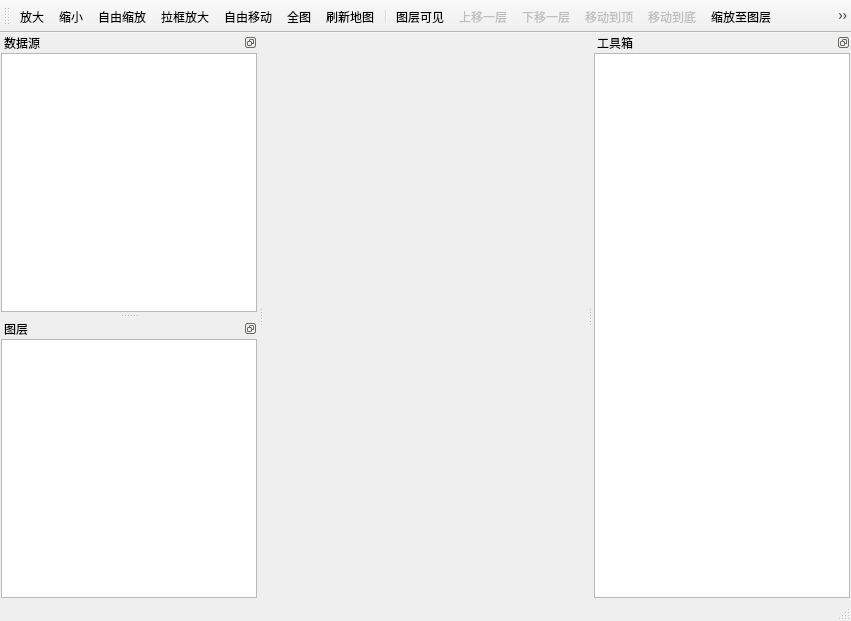
The window that tGis.App/tGisApp.ui (lidar-nevermore/tGis) describes before a commit, drawn with Qt 5.
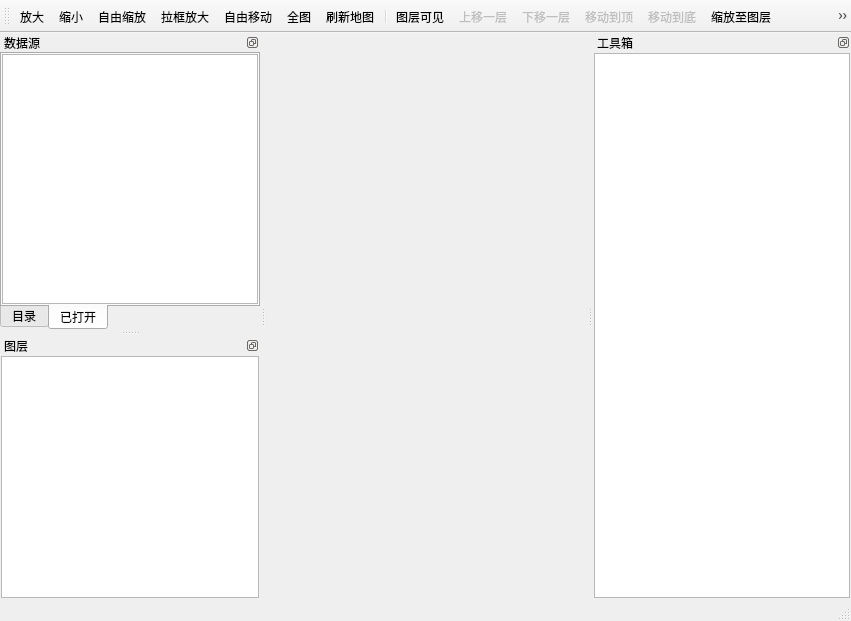
The same window after the commit. The open tabs and pages were chosen to show the change. Icons and pictures are not drawn. Custom widgets are drawn as their Qt base class.

```diff
--- a/tGis.App/tGisApp.ui
+++ b/tGis.App/tGisApp.ui
@@ -84,17 +84,48 @@
    </attribute>
    <widget class="QWidget" name="dockWidgetContents">
     <layout class="QHBoxLayout" name="horizontalLayout_2">
+     <property name="spacing">
+      <number>0</number>
+     </property>
      <property name="leftMargin">
-      <number>1</number>
+      <number>0</number>
      </property>
      <property name="topMargin">
-      <number>1</number>
+      <number>0</number>
      </property>
      <property name="rightMargin">
-      <number>1</number>
+      <number>0</number>
      </property>
      <property name="bottomMargin">
-      <number>1</number>
+      <number>0</number>
+     </property>
+     <item>
+      <widget class="QTabWidget" name="tabWidget">
+       <property name="tabPosition">
+        <enum>QTabWidget::South</enum>
+       </property>
+       <property name="currentIndex">
+        <number>0</number>
+       </property>
+       <widget class="QWidget" name="tab">
+        <attribute name="title">
+         <string>目录</string>
+        </attribute>
+        <layout class="QVBoxLayout" name="verticalLayout">
+         <property name="sizeConstraint">
+          <enum>QLayout::SetNoConstraint</enum>
+         </property>
+         <property name="leftMargin">
+          <number>0</number>
+         </property>
+         <property name="topMargin">
+          <number>0</number>
+         </property>
+         <property name="rightMargin">
+          <number>0</number>
+         </property>
+         <property name="bottomMargin">
+          <number>0</number>
      </property>
      <item>
       <widget class="QDataSourceWidget" name="dataSourceWidget">
@@ -123,6 +154,32 @@
      </item>
     </layout>
    </widget>
+       <widget class="QWidget" name="tab_2">
+        <attribute name="title">
+         <string>已打开</string>
+        </attribute>
+        <layout class="QVBoxLayout" name="verticalLayout_4">
+         <property name="leftMargin">
+          <number>0</number>
+         </property>
+         <property name="topMargin">
+          <number>0</number>
+         </property>
+         <property name="rightMargin">
+          <number>0</number>
+         </property>
+         <property name="bottomMargin">
+          <number>0</number>
+         </property>
+         <item>
+          <widget class="QListWidget" name="listWidget"/>
+         </item>
+        </layout>
+       </widget>
+      </widget>
+     </item>
+    </layout>
+   </widget>
   </widget>
   <widget class="QDockWidget" name="dockWidget_2">
    <property name="features">
@@ -171,7 +228,7 @@
     <number>1</number>
    </attribute>
    <widget class="QWidget" name="dockWidgetContents_3">
-    <layout class="QHBoxLayout" name="horizontalLayout_4">
+    <layout class="QVBoxLayout" name="verticalLayout_3">
      <property name="leftMargin">
       <number>1</number>
      </property>
```
Left out of the diff: 2 changed lines with no effect on the pictures. Lines whose indentation alone changed are shown as unchanged.
